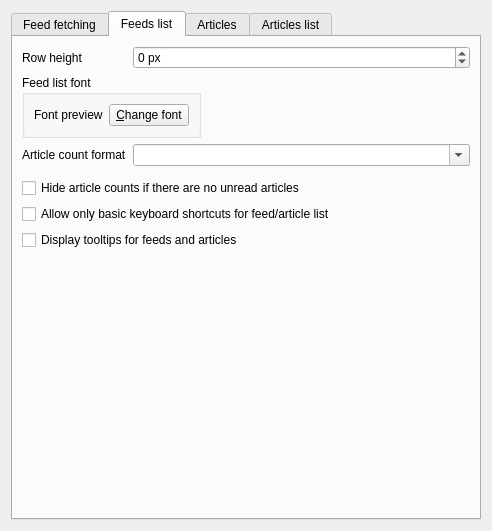
This is src/librssguard/gui/settings/settingsfeedsmessages.ui in martinrotter/rssguard as Qt 5 draws it before an edit. The edited form follows.
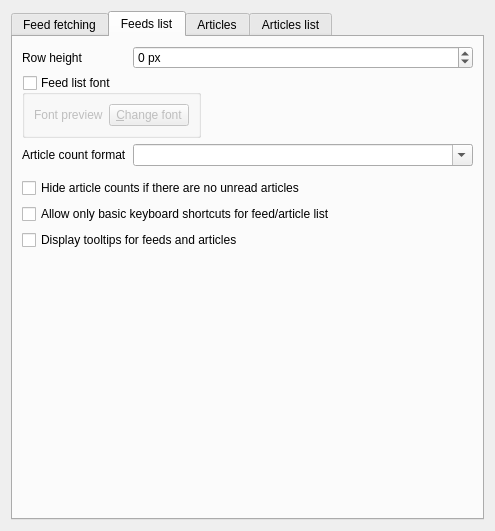
This is the edited form. The open tabs and pages were chosen to show the change. Custom widgets are drawn as their Qt base class.

```diff
--- a/src/librssguard/gui/settings/settingsfeedsmessages.ui
+++ b/src/librssguard/gui/settings/settingsfeedsmessages.ui
@@ -6,7 +6,7 @@
    <rect>
     <x>0</x>
     <y>0</y>
-    <width>489</width>
+    <width>495</width>
     <height>531</height>
    </rect>
   </property>
@@ -164,6 +164,12 @@
            <property name="title">
             <string>Feed list font</string>
            </property>
+           <property name="checkable">
+            <bool>true</bool>
+           </property>
+           <property name="checked">
+            <bool>false</bool>
+           </property>
            <layout class="QFormLayout" name="formLayout_3">
             <item row="0" column="0">
              <widget class="QLabel" name="m_lblFeedListFont">
```
Left out of the diff: 10 changed lines with no effect on the pictures.
